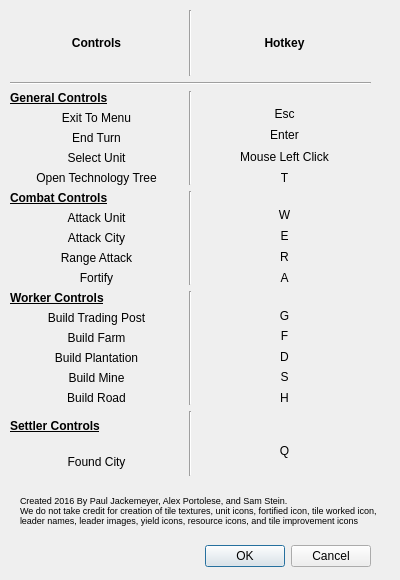
Alex-BusNet/ProjectHiawatha, file ProjectHiawatha/about.ui: the form before one commit.
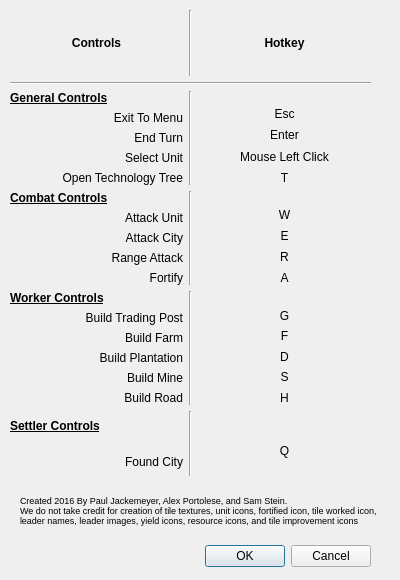
The form after the commit.

```diff
--- a/ProjectHiawatha/about.ui
+++ b/ProjectHiawatha/about.ui
@@ -113,7 +113,7 @@
            <string>Exit To Menu</string>
           </property>
           <property name="alignment">
-           <set>Qt::AlignCenter</set>
+           <set>Qt::AlignRight|Qt::AlignTrailing|Qt::AlignVCenter</set>
           </property>
          </widget>
         </item>
@@ -123,7 +123,7 @@
            <string>End Turn</string>
           </property>
           <property name="alignment">
-           <set>Qt::AlignCenter</set>
+           <set>Qt::AlignRight|Qt::AlignTrailing|Qt::AlignVCenter</set>
           </property>
          </widget>
         </item>
@@ -133,7 +133,7 @@
            <string>Select Unit</string>
           </property>
           <property name="alignment">
-           <set>Qt::AlignCenter</set>
+           <set>Qt::AlignRight|Qt::AlignTrailing|Qt::AlignVCenter</set>
           </property>
          </widget>
         </item>
@@ -143,7 +143,7 @@
            <string>Open Technology Tree</string>
           </property>
           <property name="alignment">
-           <set>Qt::AlignCenter</set>
+           <set>Qt::AlignRight|Qt::AlignTrailing|Qt::AlignVCenter</set>
           </property>
          </widget>
         </item>
@@ -242,7 +242,7 @@
            <string>Attack Unit</string>
           </property>
           <property name="alignment">
-           <set>Qt::AlignCenter</set>
+           <set>Qt::AlignRight|Qt::AlignTrailing|Qt::AlignVCenter</set>
           </property>
          </widget>
         </item>
@@ -252,7 +252,7 @@
            <string>Attack City</string>
           </property>
           <property name="alignment">
-           <set>Qt::AlignCenter</set>
+           <set>Qt::AlignRight|Qt::AlignTrailing|Qt::AlignVCenter</set>
           </property>
          </widget>
         </item>
@@ -262,7 +262,7 @@
            <string>Range Attack</string>
           </property>
           <property name="alignment">
-           <set>Qt::AlignCenter</set>
+           <set>Qt::AlignRight|Qt::AlignTrailing|Qt::AlignVCenter</set>
           </property>
          </widget>
         </item>
@@ -272,7 +272,7 @@
            <string>Fortify</string>
           </property>
           <property name="alignment">
-           <set>Qt::AlignCenter</set>
+           <set>Qt::AlignRight|Qt::AlignTrailing|Qt::AlignVCenter</set>
           </property>
          </widget>
         </item>
@@ -374,7 +374,7 @@
            <string>Build Trading Post</string>
           </property>
           <property name="alignment">
-           <set>Qt::AlignCenter</set>
+           <set>Qt::AlignRight|Qt::AlignTrailing|Qt::AlignVCenter</set>
           </property>
          </widget>
         </item>
@@ -384,7 +384,7 @@
            <string>Build Farm</string>
           </property>
           <property name="alignment">
-           <set>Qt::AlignCenter</set>
+           <set>Qt::AlignRight|Qt::AlignTrailing|Qt::AlignVCenter</set>
           </property>
          </widget>
         </item>
@@ -394,7 +394,7 @@
            <string>Build Plantation</string>
           </property>
           <property name="alignment">
-           <set>Qt::AlignCenter</set>
+           <set>Qt::AlignRight|Qt::AlignTrailing|Qt::AlignVCenter</set>
           </property>
          </widget>
         </item>
@@ -404,7 +404,7 @@
            <string>Build Mine</string>
           </property>
           <property name="alignment">
-           <set>Qt::AlignCenter</set>
+           <set>Qt::AlignRight|Qt::AlignTrailing|Qt::AlignVCenter</set>
           </property>
          </widget>
         </item>
@@ -414,7 +414,7 @@
            <string>Build Road</string>
           </property>
           <property name="alignment">
-           <set>Qt::AlignCenter</set>
+           <set>Qt::AlignRight|Qt::AlignTrailing|Qt::AlignVCenter</set>
           </property>
          </widget>
         </item>
@@ -523,7 +523,7 @@
            <string>Found City</string>
           </property>
           <property name="alignment">
-           <set>Qt::AlignCenter</set>
+           <set>Qt::AlignRight|Qt::AlignTrailing|Qt::AlignVCenter</set>
           </property>
          </widget>
         </item>
```
